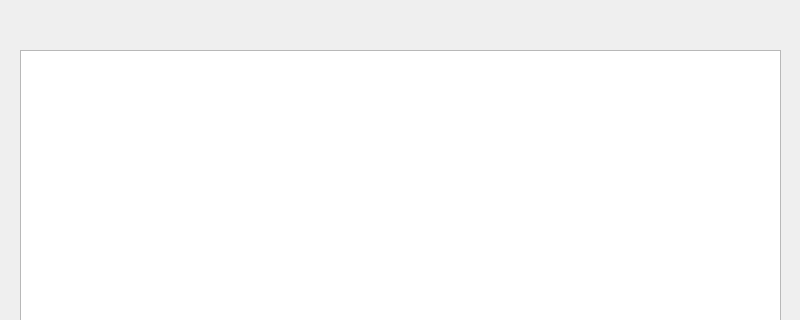
The window that espresso.ui (chartareginae/coffee) describes before a commit, drawn with Qt 5; both pictures show x 0 to 800 and y 0 to 320 of the 800 by 600 pixel window.
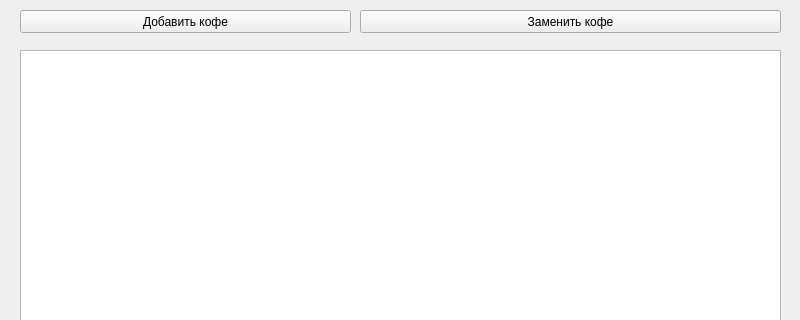
The same window after the commit.

```diff
--- a/espresso.ui
+++ b/espresso.ui
@@ -24,6 +24,32 @@
      </rect>
     </property>
    </widget>
+   <widget class="QPushButton" name="add_coffee">
+    <property name="geometry">
+     <rect>
+      <x>20</x>
+      <y>10</y>
+      <width>331</width>
+      <height>23</height>
+     </rect>
+    </property>
+    <property name="text">
+     <string>Добавить кофе</string>
+    </property>
+   </widget>
+   <widget class="QPushButton" name="replace_coffee">
+    <property name="geometry">
+     <rect>
+      <x>360</x>
+      <y>10</y>
+      <width>421</width>
+      <height>23</height>
+     </rect>
+    </property>
+    <property name="text">
+     <string>Заменить кофе</string>
+    </property>
+   </widget>
   </widget>
   <widget class="QMenuBar" name="menubar">
    <property name="geometry">
```
